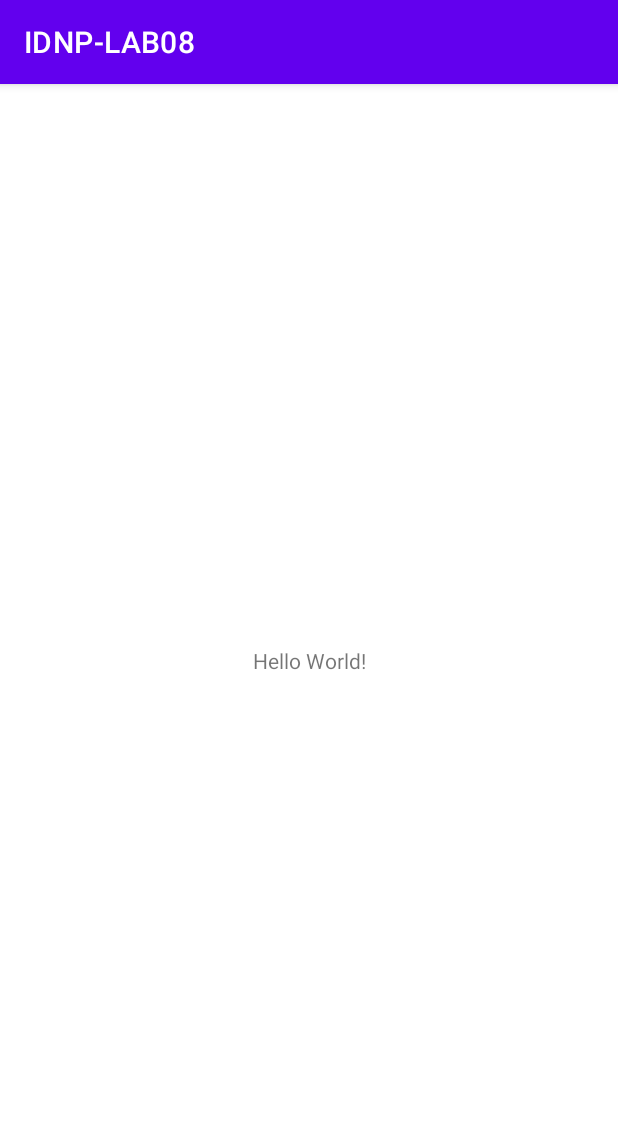
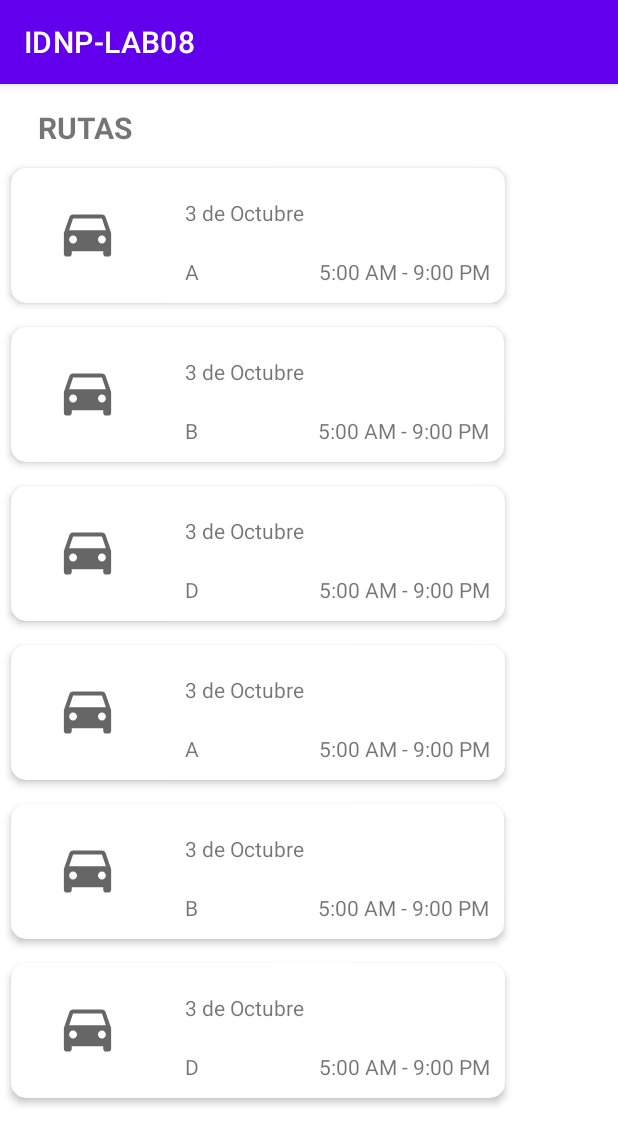
Before and after one commit to DarkLobox/IDNP-LAB08, an Android app: the screen it shows after launch (MainActivity), on a phone screen of 412 x 824 dp. Shown: the top 1145 px of the screen. Run offline under Robolectric (Android 15) with nearby library versions, the phone set to English and light mode, and no system bars.

Commit message:
RecyclerView de Rutas - Clase Rutas - ListAdapter

```diff
--- a/app/build.gradle
+++ b/app/build.gradle
@@ -32,6 +32,8 @@ dependencies {
     implementation 'androidx.appcompat:appcompat:1.3.1'
     implementation 'com.google.android.material:material:1.4.0'
     implementation 'androidx.constraintlayout:constraintlayout:2.1.1'
+    implementation 'androidx.recyclerview:recyclerview:1.1.0'
+    implementation 'androidx.cardview:cardview:1.0.0'
     testImplementation 'junit:junit:4.+'
     androidTestImplementation 'androidx.test.ext:junit:1.1.3'
     androidTestImplementation 'androidx.test.espresso:espresso-core:3.4.0'
--- /dev/null
+++ b/app/src/main/java/com/example/idnp_lab08/ListAdapter.java
@@ -0,0 +1,63 @@
+package com.example.idnp_lab08;
+
+import android.content.Context;
+import android.view.LayoutInflater;
+import android.view.View;
+import android.view.ViewGroup;
+import android.widget.ImageView;
+import android.widget.TextView;
+import androidx.recyclerview.widget.RecyclerView;
+
+import java.util.List;
+
+public class ListAdapter extends RecyclerView.Adapter<ListAdapter.ViewHolder>{
+    private List<Ruta> mRutas;
+    private LayoutInflater mInflater;
+    private Context context;
+
+    public ListAdapter(List<Ruta> itemList, Context context){
+        this.mInflater = LayoutInflater.from(context);
+        this.context = context;
+        this.mRutas = itemList;
+    }
+
+    @Override
+    public int getItemCount(){
+        return mRutas.size();
+    }
+
+    @Override
+    public ListAdapter.ViewHolder onCreateViewHolder(ViewGroup parent, int viewType){
+        View view = mInflater.inflate(R.layout.list_rutas, null);
+        return new ListAdapter.ViewHolder(view);
+    }
+
+    @Override
+    public void onBindViewHolder(final ListAdapter.ViewHolder holder, final int position){
+        holder.bindData(mRutas.get(position));
+    }
+
+    public void setItems(List<Ruta> items){
+        mRutas = items;
+    }
+
+    public class ViewHolder extends RecyclerView.ViewHolder{
+        ImageView iconImage;
+        TextView empresa,ruta,horario;
+
+        ViewHolder(View itemView){
+            super(itemView);
+            iconImage = itemView.findViewById(R.id.iconImageView);
+            empresa = itemView.findViewById(R.id.textEmpresa);
+            ruta = itemView.findViewById(R.id.textRuta);
+            horario = itemView.findViewById(R.id.textHorario);
+
+        }
+
+        void bindData(final Ruta item){
+            empresa.setText(item.getEmpresa());
+            ruta.setText(item.getLetraRuta());
+            horario.setText(item.getHorario());
+        }
+    }
+}
--- a/app/src/main/java/com/example/idnp_lab08/MainActivity.java
+++ b/app/src/main/java/com/example/idnp_lab08/MainActivity.java
@@ -1,14 +1,38 @@
 package com.example.idnp_lab08;
 
 import androidx.appcompat.app.AppCompatActivity;
+import androidx.recyclerview.widget.LinearLayoutManager;
+import androidx.recyclerview.widget.RecyclerView;
 
 import android.os.Bundle;
 
+import java.util.ArrayList;
+import java.util.List;
+
 public class MainActivity extends AppCompatActivity {
 
+    List<Ruta> rutas;
     @Override
     protected void onCreate(Bundle savedInstanceState) {
         super.onCreate(savedInstanceState);
         setContentView(R.layout.activity_main);
+
+        init();
+    }
+
+    public void init(){
+        rutas = new ArrayList<Ruta>();
+        rutas.add(new Ruta("3 de Octubre", "A", "5:00 AM - 9:00 PM"));
+        rutas.add(new Ruta("3 de Octubre", "B", "5:00 AM - 9:00 PM"));
+        rutas.add(new Ruta("3 de Octubre", "D", "5:00 AM - 9:00 PM"));
+        rutas.add(new Ruta("3 de Octubre", "A", "5:00 AM - 9:00 PM"));
+        rutas.add(new Ruta("3 de Octubre", "B", "5:00 AM - 9:00 PM"));
+        rutas.add(new Ruta("3 de Octubre", "D", "5:00 AM - 9:00 PM"));
+
+        ListAdapter listAdapter = new ListAdapter(rutas, this);
+        RecyclerView recyclerView = findViewById(R.id.recyclerRutas);
+        recyclerView.setHasFixedSize(true);
+        recyclerView.setLayoutManager(new LinearLayoutManager(this));
+        recyclerView.setAdapter(listAdapter);
     }
 }
--- /dev/null
+++ b/app/src/main/java/com/example/idnp_lab08/Ruta.java
@@ -0,0 +1,38 @@
+package com.example.idnp_lab08;
+
+public class Ruta {
+    public String empresa;
+    public String letraRuta;
+    public String horario;
+
+    public Ruta(String empresa,String letraRuta,String horario){
+        this.empresa = empresa;
+        this.letraRuta = letraRuta;
+        this.horario = horario;
+    }
+    public String getEmpresa() {
+        return empresa;
+    }
+
+    public void setEmpresa(String empresa) {
+        this.empresa = empresa;
+    }
+
+    public String getLetraRuta() {
+        return letraRuta;
+    }
+
+    public void setLetraRuta(String letraRuta) {
+        this.letraRuta = letraRuta;
+    }
+
+    public String getHorario() {
+        return horario;
+    }
+
+    public void setHorario(String horario) {
+        this.horario = horario;
+    }
+
+
+}
--- /dev/null
+++ b/app/src/main/res/drawable/ic_baseline_account_circle_24.xml
@@ -0,0 +1,10 @@
+<vector xmlns:android="http://schemas.android.com/apk/res/android"
+    android:width="24dp"
+    android:height="24dp"
+    android:viewportWidth="24"
+    android:viewportHeight="24"
+    android:tint="?attr/colorControlNormal">
+  <path
+      android:fillColor="@android:color/white"
+      android:pathData="M12,2C6.48,2 2,6.48 2,12s4.48,10 10,10 10,-4.48 10,-10S17.52,2 12,2zM12,5c1.66,0 3,1.34 3,3s-1.34,3 -3,3 -3,-1.34 -3,-3 1.34,-3 3,-3zM12,19.2c-2.5,0 -4.71,-1.28 -6,-3.22 0.03,-1.99 4,-3.08 6,-3.08 1.99,0 5.97,1.09 6,3.08 -1.29,1.94 -3.5,3.22 -6,3.22z"/>
+</vector>
--- /dev/null
+++ b/app/src/main/res/drawable/ic_baseline_drive_eta_24.xml
@@ -0,0 +1,10 @@
+<vector xmlns:android="http://schemas.android.com/apk/res/android"
+    android:width="24dp"
+    android:height="24dp"
+    android:viewportWidth="24"
+    android:viewportHeight="24"
+    android:tint="?attr/colorControlNormal">
+  <path
+      android:fillColor="@android:color/white"
+      android:pathData="M18.92,5.01C18.72,4.42 18.16,4 17.5,4h-11c-0.66,0 -1.21,0.42 -1.42,1.01L3,11v8c0,0.55 0.45,1 1,1h1c0.55,0 1,-0.45 1,-1v-1h12v1c0,0.55 0.45,1 1,1h1c0.55,0 1,-0.45 1,-1v-8l-2.08,-5.99zM6.5,15c-0.83,0 -1.5,-0.67 -1.5,-1.5S5.67,12 6.5,12s1.5,0.67 1.5,1.5S7.33,15 6.5,15zM17.5,15c-0.83,0 -1.5,-0.67 -1.5,-1.5s0.67,-1.5 1.5,-1.5 1.5,0.67 1.5,1.5 -0.67,1.5 -1.5,1.5zM5,10l1.5,-4.5h11L19,10L5,10z"/>
+</vector>
--- a/app/src/main/res/layout/activity_main.xml
+++ b/app/src/main/res/layout/activity_main.xml
@@ -7,12 +7,29 @@
     tools:context=".MainActivity">
 
     <TextView
+        android:id="@+id/textView"
         android:layout_width="wrap_content"
         android:layout_height="wrap_content"
-        android:text="Hello World!"
-        app:layout_constraintBottom_toBottomOf="parent"
-        app:layout_constraintLeft_toLeftOf="parent"
-        app:layout_constraintRight_toRightOf="parent"
+        android:layout_marginStart="10dp"
+        android:layout_marginTop="15dp"
+        android:text="RUTAS"
+        android:textSize="20sp"
+        android:textStyle="bold"
+        app:layout_constraintEnd_toEndOf="parent"
+        app:layout_constraintHorizontal_bias="0.046"
+        app:layout_constraintStart_toStartOf="parent"
         app:layout_constraintTop_toTopOf="parent" />
 
+    <androidx.recyclerview.widget.RecyclerView
+        android:id="@+id/recyclerRutas"
+        android:layout_width="0dp"
+        android:layout_height="0dp"
+        android:layout_marginStart="1dp"
+        android:layout_marginTop="5dp"
+        android:layout_marginEnd="1dp"
+        android:layout_marginBottom="1dp"
+        app:layout_constraintBottom_toBottomOf="parent"
+        app:layout_constraintEnd_toEndOf="parent"
+        app:layout_constraintStart_toStartOf="parent"
+        app:layout_constraintTop_toBottomOf="@+id/textView" />
 </androidx.constraintlayout.widget.ConstraintLayout>
--- /dev/null
+++ b/app/src/main/res/layout/list_rutas.xml
@@ -0,0 +1,68 @@
+<?xml version="1.0" encoding="utf-8"?>
+<androidx.cardview.widget.CardView xmlns:android="http://schemas.android.com/apk/res/android"
+    xmlns:app="http://schemas.android.com/apk/res-auto"
+    android:id="@+id/cv"
+    android:layout_width="match_parent"
+    android:layout_height="wrap_content"
+    android:animateLayoutChanges="true"
+    app:cardCornerRadius="10dp"
+    app:cardElevation="3dp"
+    app:cardUseCompatPadding="true"
+    app:contentPadding="10dp">
+
+    <LinearLayout
+        android:layout_width="match_parent"
+        android:layout_height="wrap_content"
+        android:animateLayoutChanges="true"
+        android:orientation="vertical" />
+
+    <RelativeLayout
+        android:layout_width="match_parent"
+        android:layout_height="wrap_content"
+        android:orientation="horizontal">
+
+        <ImageView
+            android:id="@+id/iconImageView"
+            android:layout_width="70dp"
+            android:layout_height="70dp"
+            android:layout_alignParentStart="true"
+            android:layout_alignParentLeft="true"
+            android:layout_gravity="center"
+            android:layout_marginStart="6dp"
+            android:layout_marginLeft="320dp"
+            android:paddingLeft="14dp"
+            android:paddingRight="14dp"
+            app:srcCompat="@drawable/ic_baseline_drive_eta_24" />
+
+        <TextView
+            android:id="@+id/textEmpresa"
+            android:layout_width="wrap_content"
+            android:layout_height="wrap_content"
+            android:layout_alignParentTop="true"
+            android:layout_marginStart="30dp"
+            android:layout_marginTop="10dp"
+            android:layout_toEndOf="@+id/iconImageView"
+            android:text="Empresa: " />
+
+        <TextView
+            android:id="@+id/textRuta"
+            android:layout_width="wrap_content"
+            android:layout_height="wrap_content"
+            android:layout_below="@+id/textEmpresa"
+            android:layout_marginStart="30dp"
+            android:layout_marginTop="20dp"
+            android:layout_toEndOf="@+id/iconImageView"
+            android:text="Ruta:" />
+
+        <TextView
+            android:id="@+id/textHorario"
+            android:layout_width="wrap_content"
+            android:layout_height="wrap_content"
+            android:layout_below="@+id/textEmpresa"
+            android:layout_marginStart="80dp"
+            android:layout_marginTop="20dp"
+            android:layout_toEndOf="@+id/textRuta"
+            android:text="Horario:" />
+    </RelativeLayout>
+
+</androidx.cardview.widget.CardView>
```
